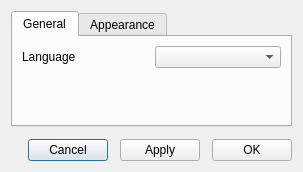
Before: the Qt Designer form QT_Project/Forms/SettingsDialog.ui in Dingola/Qt-LogViewer, drawn with Qt 5.
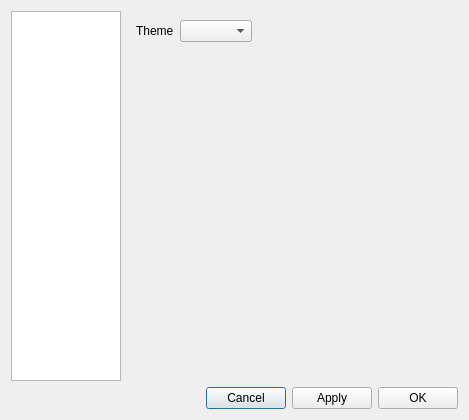
After: the same form once the commit is applied. The open tabs and pages were chosen to show the change.

Commit message: refactor(views): redesign SettingsDialog with sidebar navigation

```diff
--- a/QT_Project/Forms/SettingsDialog.ui
+++ b/QT_Project/Forms/SettingsDialog.ui
@@ -6,30 +6,31 @@
    <rect>
     <x>0</x>
     <y>0</y>
-    <width>303</width>
-    <height>172</height>
+    <width>469</width>
+    <height>420</height>
    </rect>
   </property>
   <property name="windowTitle">
    <string>Dialog</string>
   </property>
-  <layout class="QVBoxLayout" name="verticalLayout">
-   <property name="spacing">
-    <number>12</number>
-   </property>
+  <layout class="QVBoxLayout" name="verticalLayout_3">
    <item>
-    <widget class="QTabWidget" name="tabWidget">
+    <layout class="QHBoxLayout" name="horizontalLayout" stretch="1,3">
+     <item>
+      <widget class="QListWidget" name="listWidgetCategories"/>
+     </item>
+     <item>
+      <widget class="QStackedWidget" name="stackedWidgetContent">
      <property name="currentIndex">
       <number>0</number>
      </property>
-     <widget class="QWidget" name="tabGeneral">
-      <attribute name="title">
-       <string>General</string>
-      </attribute>
-      <layout class="QGridLayout" name="gridLayout">
-       <item row="0" column="1">
-        <widget class="QComboBox" name="comboBoxLang"/>
-       </item>
+       <widget class="QWidget" name="pageGeneral">
+        <layout class="QVBoxLayout" name="verticalLayout">
+         <item>
+          <layout class="QFormLayout" name="formLayoutGeneral">
+           <property name="fieldGrowthPolicy">
+            <enum>QFormLayout::FieldGrowthPolicy::ExpandingFieldsGrow</enum>
+           </property>
        <item row="0" column="0">
         <widget class="QLabel" name="labelLang">
          <property name="text">
@@ -37,26 +38,26 @@
          </property>
         </widget>
        </item>
-       <item row="1" column="0">
-        <spacer name="verticalSpacer">
-         <property name="orientation">
-          <enum>Qt::Vertical</enum>
-         </property>
-         <property name="sizeHint" stdset="0">
-          <size>
-           <width>20</width>
-           <height>40</height>
-          </size>
-         </property>
-        </spacer>
+           <item row="0" column="1">
+            <widget class="QComboBox" name="comboBoxLang"/>
+           </item>
+          </layout>
        </item>
       </layout>
      </widget>
-     <widget class="QWidget" name="tabAppearance">
-      <attribute name="title">
-       <string>Appearance</string>
-      </attribute>
-      <layout class="QGridLayout" name="gridLayout_2">
+       <widget class="QWidget" name="pageAppearance">
+        <layout class="QVBoxLayout" name="verticalLayout_2">
+         <item>
+          <layout class="QFormLayout" name="formLayoutAppearance">
+           <property name="sizeConstraint">
+            <enum>QLayout::SizeConstraint::SetDefaultConstraint</enum>
+           </property>
+           <property name="fieldGrowthPolicy">
+            <enum>QFormLayout::FieldGrowthPolicy::ExpandingFieldsGrow</enum>
+           </property>
+           <property name="rowWrapPolicy">
+            <enum>QFormLayout::RowWrapPolicy::DontWrapRows</enum>
+           </property>
        <item row="0" column="1">
         <widget class="QComboBox" name="comboBoxTheme"/>
        </item>
@@ -67,22 +68,13 @@
          </property>
         </widget>
        </item>
-       <item row="1" column="0">
-        <spacer name="verticalSpacer_2">
-         <property name="orientation">
-          <enum>Qt::Vertical</enum>
-         </property>
-         <property name="sizeHint" stdset="0">
-          <size>
-           <width>20</width>
-           <height>40</height>
-          </size>
-         </property>
-        </spacer>
+          </layout>
        </item>
       </layout>
      </widget>
     </widget>
+     </item>
+    </layout>
    </item>
    <item>
     <layout class="QHBoxLayout" name="horizontalLayoutButtons">
```
Left out of the diff: 2 changed lines with no effect on the pictures. Lines whose indentation alone changed are shown as unchanged. The commit also changes 2 other files.
